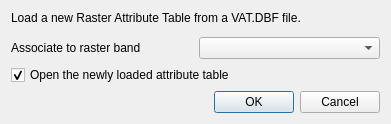
First picture: the form in src/ui/raster/qgsloadrasterattributetabledialogbase.ui, repository qgis/QGIS, before the edit.
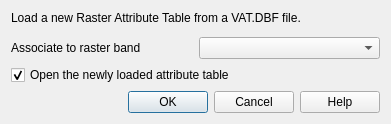
Second picture: the form after the edit. Custom widgets are drawn as their Qt base class.

Commit message: Add help buttons to raster attributes table dialogs

Patch:
```diff
--- a/src/ui/raster/qgsloadrasterattributetabledialogbase.ui
+++ b/src/ui/raster/qgsloadrasterattributetabledialogbase.ui
@@ -74,7 +74,7 @@
    <item>
     <widget class="QDialogButtonBox" name="mButtonBox">
      <property name="standardButtons">
-      <set>QDialogButtonBox::Cancel|QDialogButtonBox::Ok</set>
+      <set>QDialogButtonBox::StandardButton::Cancel|QDialogButtonBox::StandardButton::Help|QDialogButtonBox::StandardButton::Ok</set>
      </property>
     </widget>
    </item>
```
The commit also changes 8 other files.
